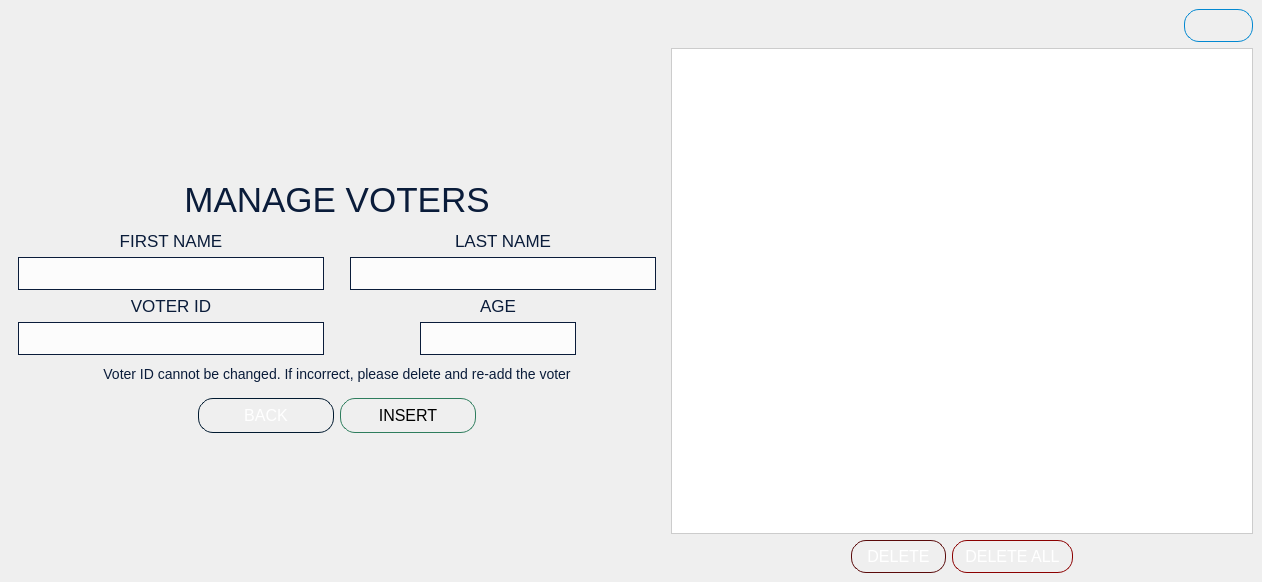
The window that VVM/votermanagement.ui (GuisadongManok/PolliTech-VVM) describes before a commit, drawn with Qt 5.
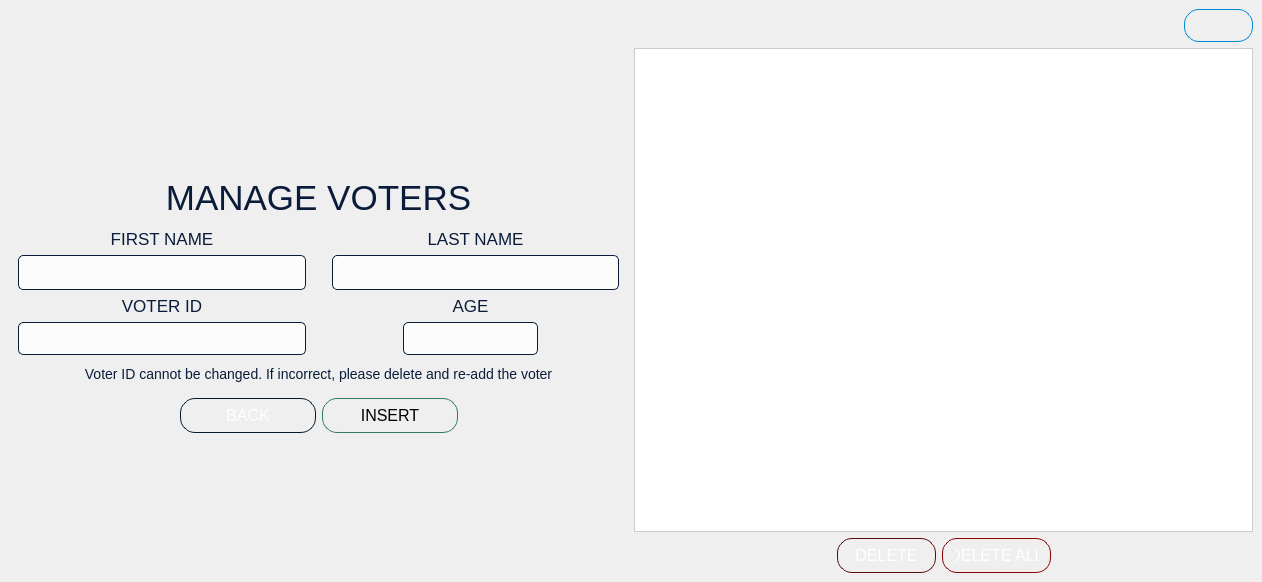
The same window after the commit. Icons and pictures are not drawn.

The edit to the form file:
```diff
--- a/VVM/votermanagement.ui
+++ b/VVM/votermanagement.ui
@@ -146,6 +146,12 @@
                    <verstretch>0</verstretch>
                   </sizepolicy>
                  </property>
+                 <property name="minimumSize">
+                  <size>
+                   <width>281</width>
+                   <height>35</height>
+                  </size>
+                 </property>
                  <property name="focusPolicy">
                   <enum>Qt::FocusPolicy::StrongFocus</enum>
                  </property>
@@ -157,6 +163,7 @@
 font-size: 16px;
 padding: 5px;
 border: 1px solid #0A1C3A;
+border-radius: 5px;
 }</string>
                  </property>
                  <property name="alignment">
@@ -217,6 +224,7 @@
 font-size: 16px;
 padding: 5px;
 border: 1px solid #0A1C3A;
+border-radius: 5px;
 }</string>
                  </property>
                  <property name="alignment">
@@ -270,6 +278,12 @@
                    <verstretch>0</verstretch>
                   </sizepolicy>
                  </property>
+                 <property name="minimumSize">
+                  <size>
+                   <width>284</width>
+                   <height>35</height>
+                  </size>
+                 </property>
                  <property name="focusPolicy">
                   <enum>Qt::FocusPolicy::StrongFocus</enum>
                  </property>
@@ -281,6 +295,7 @@
 font-size: 16px;
 padding: 5px;
 border: 1px solid #0A1C3A;
+border-radius: 5px;
 }</string>
                  </property>
                  <property name="alignment">
@@ -293,10 +308,10 @@
              <item>
               <layout class="QVBoxLayout" name="verticalLayout_4">
                <property name="leftMargin">
-                <number>80</number>
+                <number>0</number>
                </property>
                <property name="rightMargin">
-                <number>80</number>
+                <number>0</number>
                </property>
                <item alignment="Qt::AlignmentFlag::AlignBottom">
                 <widget class="QLabel" name="label_5">
@@ -322,7 +337,7 @@
                  </property>
                 </widget>
                </item>
-               <item>
+               <item alignment="Qt::AlignmentFlag::AlignHCenter">
                 <widget class="QLineEdit" name="lineEdit_age">
                  <property name="sizePolicy">
                   <sizepolicy hsizetype="MinimumExpanding" vsizetype="Fixed">
@@ -330,6 +345,12 @@
                    <verstretch>0</verstretch>
                   </sizepolicy>
                  </property>
+                 <property name="maximumSize">
+                  <size>
+                   <width>135</width>
+                   <height>35</height>
+                  </size>
+                 </property>
                  <property name="focusPolicy">
                   <enum>Qt::FocusPolicy::StrongFocus</enum>
                  </property>
@@ -341,6 +362,7 @@
 font-size: 16px;
 padding: 5px;
 border: 1px solid #0A1C3A;
+border-radius: 5px;
 }</string>
                  </property>
                  <property name="alignment">
@@ -389,14 +411,27 @@
               <enum>QLayout::SizeConstraint::SetFixedSize</enum>
              </property>
              <property name="leftMargin">
-              <number>180</number>
+              <number>0</number>
              </property>
              <property name="topMargin">
               <number>10</number>
              </property>
              <property name="rightMargin">
-              <number>180</number>
+              <number>0</number>
              </property>
+             <item>
+              <spacer name="horizontalSpacer_2">
+               <property name="orientation">
+                <enum>Qt::Orientation::Horizontal</enum>
+               </property>
+               <property name="sizeHint" stdset="0">
+                <size>
+                 <width>40</width>
+                 <height>20</height>
+                </size>
+               </property>
+              </spacer>
+             </item>
              <item>
               <widget class="QPushButton" name="pushButton_back">
                <property name="minimumSize">
@@ -405,6 +440,12 @@
                  <height>35</height>
                 </size>
                </property>
+               <property name="maximumSize">
+                <size>
+                 <width>136</width>
+                 <height>35</height>
+                </size>
+               </property>
                <property name="cursor">
                 <cursorShape>PointingHandCursor</cursorShape>
                </property>
@@ -460,6 +501,12 @@
                  <height>35</height>
                 </size>
                </property>
+               <property name="maximumSize">
+                <size>
+                 <width>136</width>
+                 <height>35</height>
+                </size>
+               </property>
                <property name="cursor">
                 <cursorShape>PointingHandCursor</cursorShape>
                </property>
@@ -507,6 +554,19 @@
                </property>
               </widget>
              </item>
+             <item>
+              <spacer name="horizontalSpacer_3">
+               <property name="orientation">
+                <enum>Qt::Orientation::Horizontal</enum>
+               </property>
+               <property name="sizeHint" stdset="0">
+                <size>
+                 <width>40</width>
+                 <height>20</height>
+                </size>
+               </property>
+              </spacer>
+             </item>
             </layout>
            </item>
           </layout>
@@ -671,13 +731,38 @@
         <item>
          <layout class="QHBoxLayout" name="horizontalLayout_4">
           <property name="leftMargin">
-           <number>180</number>
+           <number>0</number>
           </property>
           <property name="rightMargin">
-           <number>180</number>
+           <number>0</number>
           </property>
+          <item>
+           <spacer name="horizontalSpacer_4">
+            <property name="orientation">
+             <enum>Qt::Orientation::Horizontal</enum>
+            </property>
+            <property name="sizeHint" stdset="0">
+             <size>
+              <width>40</width>
+              <height>20</height>
+             </size>
+            </property>
+           </spacer>
+          </item>
           <item>
            <widget class="QPushButton" name="ListDeleteButton">
+            <property name="minimumSize">
+             <size>
+              <width>99</width>
+              <height>35</height>
+             </size>
+            </property>
+            <property name="maximumSize">
+             <size>
+              <width>99</width>
+              <height>35</height>
+             </size>
+            </property>
             <property name="cursor">
              <cursorShape>PointingHandCursor</cursorShape>
             </property>
@@ -737,6 +822,18 @@
           </item>
           <item>
            <widget class="QPushButton" name="DeleteAll_Button">
+            <property name="minimumSize">
+             <size>
+              <width>109</width>
+              <height>35</height>
+             </size>
+            </property>
+            <property name="maximumSize">
+             <size>
+              <width>109</width>
+              <height>35</height>
+             </size>
+            </property>
             <property name="cursor">
              <cursorShape>PointingHandCursor</cursorShape>
             </property>
@@ -788,6 +885,19 @@
             </property>
            </widget>
           </item>
+          <item>
+           <spacer name="horizontalSpacer_5">
+            <property name="orientation">
+             <enum>Qt::Orientation::Horizontal</enum>
+            </property>
+            <property name="sizeHint" stdset="0">
+             <size>
+              <width>40</width>
+              <height>20</height>
+             </size>
+            </property>
+           </spacer>
+          </item>
          </layout>
         </item>
        </layout>
```
